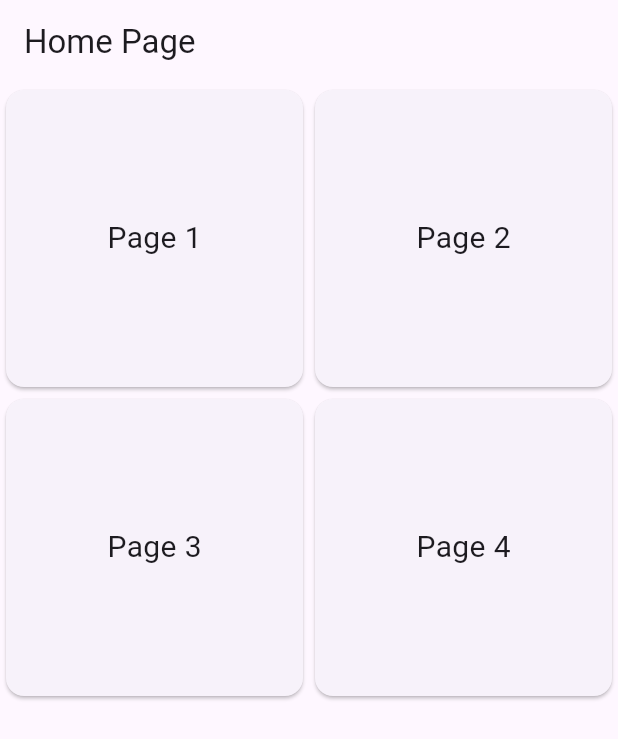
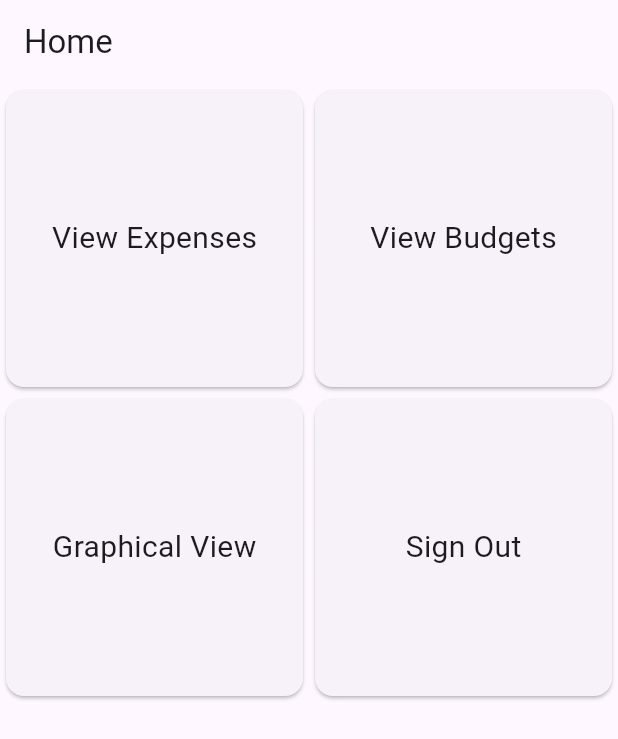
Before and after one commit to ChicoQuemador1/HanaBudget, a Flutter app: the screen it shows after launch, on a phone screen of 412 x 824 dp. Shown: the top 739 px of the screen. Run offline on Flutter 3.47's test engine with Material 3 defaults, Android fonts, the phone set to English and light mode, and no system bars.

Commit message:
Renames the Buttons to corresponding page names

```diff
--- a/Application/hanabudget/lib/main.dart
+++ b/Application/hanabudget/lib/main.dart
@@ -14,10 +14,10 @@ class MyApp extends StatelessWidget {
       ),
       home: HomePage(),
       routes: {
-        '/page1': (context) => Page1(),
-        '/page2': (context) => Page2(),
-        '/page3': (context) => Page3(),
-        '/page4': (context) => Page4(),
+        '/page1': (context) => ViewExpenses(),
+        '/page2': (context) => ViewBudgets(),
+        '/page3': (context) => ViewGraphical(),
+        '/page4': (context) => SignOutButton(),
       },
     );
   }
@@ -28,15 +28,15 @@ class HomePage extends StatelessWidget {
   Widget build(BuildContext context) {
     return Scaffold(
       appBar: AppBar(
-        title: Text('Home Page'),
+        title: Text('Home'),
       ),
       body: GridView.count(
         crossAxisCount: 2,
         children: <Widget>[
-          _buildGridItem(context, 'Page 1', '/page1'),
-          _buildGridItem(context, 'Page 2', '/page2'),
-          _buildGridItem(context, 'Page 3', '/page3'),
-          _buildGridItem(context, 'Page 4', '/page4'),
+          _buildGridItem(context, 'View Expenses', '/page1'),
+          _buildGridItem(context, 'View Budgets', '/page2'),
+          _buildGridItem(context, 'Graphical View', '/page3'),
+          _buildGridItem(context, 'Sign Out', '/page4'),
         ],
       ),
     );
@@ -59,57 +59,57 @@ class HomePage extends StatelessWidget {
   }
 }
 
-class Page1 extends StatelessWidget {
+class ViewExpenses extends StatelessWidget {
   @override
   Widget build(BuildContext context) {
     return Scaffold(
       appBar: AppBar(
-        title: Text('Page 1'),
+        title: Text('Expenses'),
       ),
       body: Center(
-        child: Text('This is Page 1'),
+        child: Text('View Expenses'),
       ),
     );
   }
 }
 
-class Page2 extends StatelessWidget {
+class ViewBudgets extends StatelessWidget {
   @override
   Widget build(BuildContext context) {
     return Scaffold(
       appBar: AppBar(
-        title: Text('Page 2'),
+        title: Text('Budgets'),
       ),
       body: Center(
-        child: Text('This is Page 2'),
+        child: Text('View Budgets'),
       ),
     );
   }
 }
 
-class Page3 extends StatelessWidget {
+class ViewGraphical extends StatelessWidget {
   @override
   Widget build(BuildContext context) {
     return Scaffold(
       appBar: AppBar(
-        title: Text('Page 3'),
+        title: Text('Graphical Graphs'),
       ),
       body: Center(
-        child: Text('This is Page 3'),
+        child: Text('Graphical View'),
       ),
     );
   }
 }
 
-class Page4 extends StatelessWidget {
+class SignOutButton extends StatelessWidget {
   @override
   Widget build(BuildContext context) {
     return Scaffold(
       appBar: AppBar(
-        title: Text('Page 4'),
+        title: Text('Sign Out'),
       ),
       body: Center(
-        child: Text('This is Page 4'),
+        child: Text('Sign Out'),
       ),
     );
   }
```
